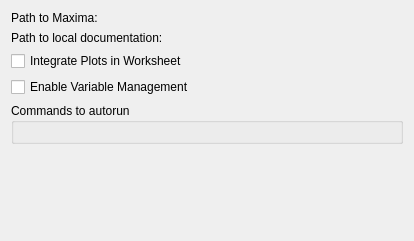
The window that src/backends/maxima/settings.ui (KDE/cantor) describes before a commit, drawn with Qt 5.
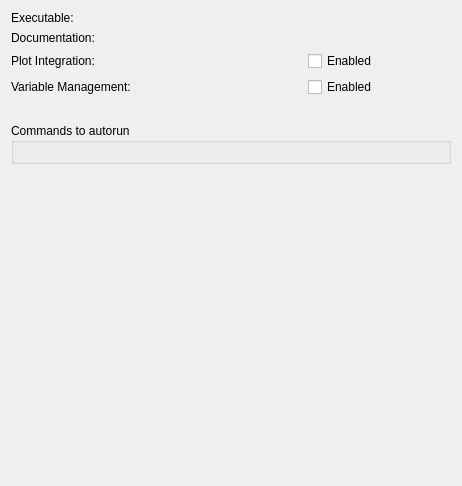
The same window after the commit. Custom widgets are drawn as their Qt base class.

Commit message: Improved and unified the layout in the setting dialogs for the different backend systems.

```diff
--- a/src/backends/maxima/settings.ui
+++ b/src/backends/maxima/settings.ui
@@ -6,64 +6,29 @@
    <rect>
     <x>0</x>
     <y>0</y>
-    <width>414</width>
-    <height>241</height>
+    <width>462</width>
+    <height>486</height>
    </rect>
   </property>
-  <layout class="QVBoxLayout" name="verticalLayout">
-   <item>
-    <layout class="QHBoxLayout" name="horizontalLayout">
-     <item>
-      <widget class="QLabel" name="label">
-       <property name="text">
-        <string>Path to Maxima:</string>
-       </property>
-      </widget>
-     </item>
-     <item>
-      <widget class="KUrlRequester" name="kcfg_Path"/>
-     </item>
-    </layout>
-   </item>
-   <item>
-    <layout class="QHBoxLayout" name="horizontalLayout1">
-     <item>
-      <widget class="QLabel" name="label2">
-       <property name="text">
-        <string>Path to local documentation:</string>
-       </property>
-      </widget>
-     </item>
-     <item>
-      <widget class="KUrlRequester" name="kcfg_localDoc">
-       <property name="toolTip">
-        <string>If empty, the &quot;Show help&quot; action will show the default online documentation. Otherwise, the specified URL will be opened.</string>
-       </property>
-      </widget>
-     </item>
-    </layout>
-   </item>
-   <item>
+  <layout class="QGridLayout" name="gridLayout">
+   <item row="2" column="2">
     <widget class="QCheckBox" name="kcfg_integratePlots">
      <property name="toolTip">
       <string>If enabled, plots will be shown inside of the worksheet. Otherwise, plots will be shown in an external window.</string>
      </property>
      <property name="text">
-      <string>Integrate Plots in Worksheet</string>
+      <string>Enabled</string>
      </property>
     </widget>
    </item>
-   <item>
-    <widget class="QCheckBox" name="kcfg_variableManagement">
-     <property name="toolTip">
-      <string>Monitor the creation and destruction of variables and show the existing variables in the variable panel.</string>
-     </property>
+   <item row="1" column="0" colspan="2">
+    <widget class="QLabel" name="label2">
      <property name="text">
-      <string>Enable Variable Management</string>
+      <string>Documentation:</string>
      </property>
     </widget>
    </item>
-   <item>
+   <item row="5" column="0" colspan="3">
     <widget class="QGroupBox" name="groupBox">
      <property name="toolTip">
       <string>Commands to automatically run on start. They can be useful for loading needed modules, changing environment, etc.</string>
@@ -78,7 +43,30 @@
      </layout>
     </widget>
    </item>
-   <item>
+   <item row="0" column="0" colspan="2">
+    <widget class="QLabel" name="label">
+     <property name="text">
+      <string>Executable:</string>
+     </property>
+    </widget>
+   </item>
+   <item row="4" column="1">
+    <spacer name="verticalSpacer_3">
+     <property name="orientation">
+      <enum>Qt::Vertical</enum>
+     </property>
+     <property name="sizeType">
+      <enum>QSizePolicy::Fixed</enum>
+     </property>
+     <property name="sizeHint" stdset="0">
+      <size>
+       <width>20</width>
+       <height>20</height>
+      </size>
+     </property>
+    </spacer>
+   </item>
+   <item row="6" column="0">
     <spacer name="verticalSpacer">
      <property name="orientation">
       <enum>Qt::Vertical</enum>
@@ -91,12 +79,46 @@
      </property>
     </spacer>
    </item>
+   <item row="3" column="2">
+    <widget class="QCheckBox" name="kcfg_variableManagement">
+     <property name="toolTip">
+      <string>Monitor the creation and destruction of variables and show the existing variables in the variable panel.</string>
+     </property>
+     <property name="text">
+      <string>Enabled</string>
+     </property>
+    </widget>
+   </item>
+   <item row="0" column="2">
+    <widget class="KUrlRequester" name="kcfg_Path"/>
+   </item>
+   <item row="2" column="0" colspan="2">
+    <widget class="QLabel" name="lPlotIntegration">
+     <property name="text">
+      <string>Plot Integration:</string>
+     </property>
+    </widget>
+   </item>
+   <item row="1" column="2">
+    <widget class="KUrlRequester" name="kcfg_localDoc">
+     <property name="toolTip">
+      <string>If empty, the &quot;Show help&quot; action will show the default online documentation. Otherwise, the specified URL will be opened.</string>
+     </property>
+    </widget>
+   </item>
+   <item row="3" column="0" colspan="2">
+    <widget class="QLabel" name="lVariableManagement">
+     <property name="text">
+      <string>Variable Management:</string>
+     </property>
+    </widget>
+   </item>
   </layout>
  </widget>
  <customwidgets>
   <customwidget>
    <class>KUrlRequester</class>
-   <extends>QFrame</extends>
+   <extends>QWidget</extends>
    <header>kurlrequester.h</header>
    <container>1</container>
   </customwidget>
```
Left out of the diff: 2 changed lines with no effect on the pictures. The commit also changes 6 other files.
